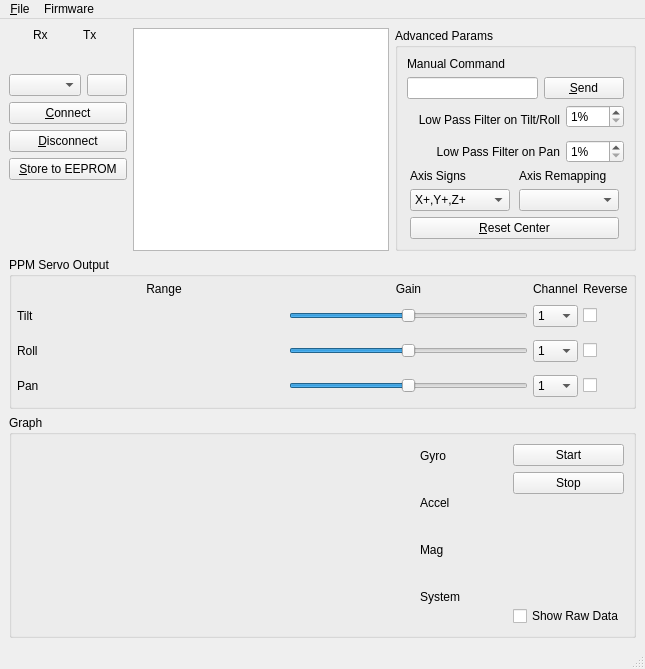
Before: the Qt Designer form gui/src/mainwindow.ui in dlktdr/HeadTracker, drawn with Qt 5.
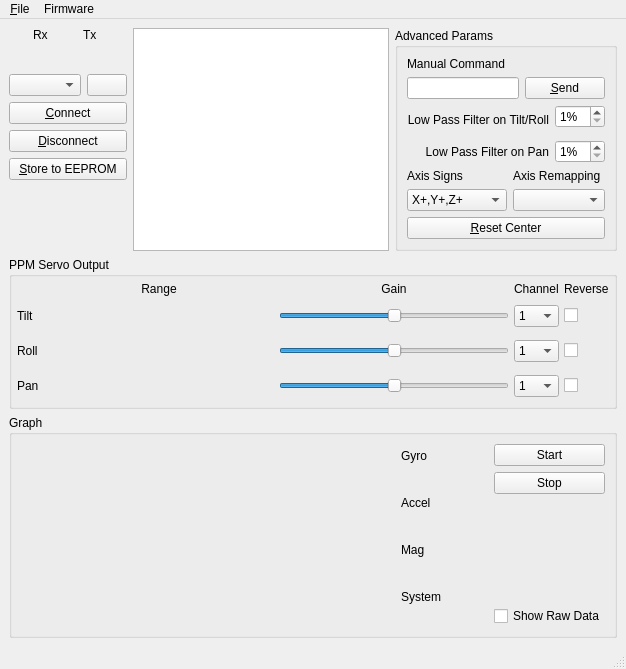
After: the same form once the commit is applied. Icons and pictures are not drawn. Custom widgets are drawn as their Qt base class.

Patch:
```diff
--- a/gui/src/mainwindow.ui
+++ b/gui/src/mainwindow.ui
@@ -6,8 +6,8 @@
    <rect>
     <x>0</x>
     <y>0</y>
-    <width>645</width>
-    <height>653</height>
+    <width>595</width>
+    <height>648</height>
    </rect>
   </property>
   <property name="windowTitle">
@@ -1174,8 +1174,8 @@
     <rect>
      <x>0</x>
      <y>0</y>
-     <width>645</width>
-     <height>22</height>
+     <width>595</width>
+     <height>21</height>
     </rect>
    </property>
    <widget class="QMenu" name="menu_File">
```
